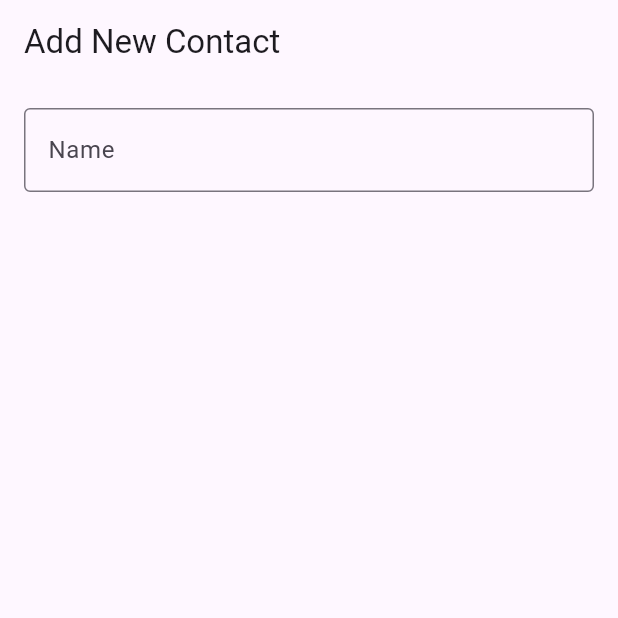
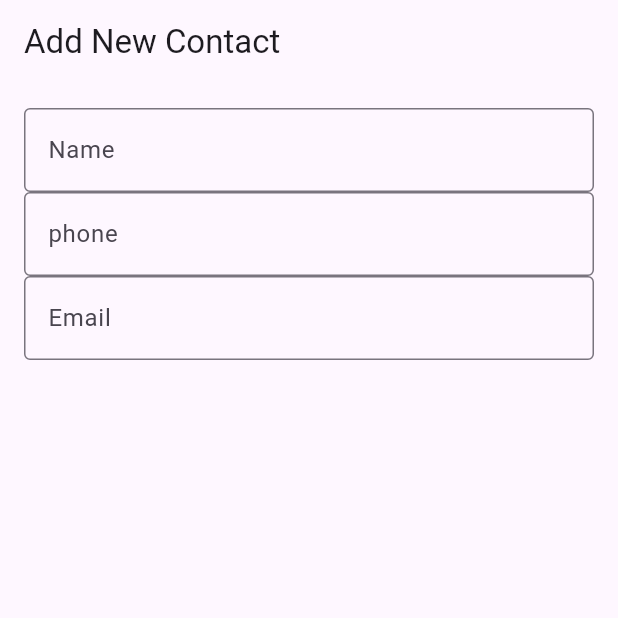
Before and after one commit to Jasonnnnnnnnnnnnnnnnn/my_contact, a Flutter app: the screen it shows after launch, on a phone screen of 412 x 824 dp, the top half of it. Run offline on Flutter 3.47's test engine with Material 3 defaults, Android fonts, the phone set to English and light mode, and no system bars.

Commit message:
setting phoneController and emailController

```diff
--- a/lib/add_contact_widget.dart
+++ b/lib/add_contact_widget.dart
@@ -13,11 +13,25 @@ class _AddContactWidgetState extends State<AddContactWidget> {
   final _formkey = GlobalKey<FormState>();
 
  late TextEditingController nameController;
+
+ late TextEditingController phoneController;
+
+late TextEditingController emailController;
  @override
   void initState() {
     // TODO: implement initState
     super.initState();
     nameController = TextEditingController();
+    phoneController = TextEditingController();
+    emailController = TextEditingController();
+  }
+
+  @override
+  void dispose() {
+    nameController.dispose();
+    phoneController.dispose();
+    emailController.dispose();
+    super.dispose();
   }
   @override
   Widget build(BuildContext context) {
@@ -40,6 +54,28 @@ class _AddContactWidgetState extends State<AddContactWidget> {
                 }
                 return null;
               },
+            ),
+            TextFormField(
+              controller: phoneController,
+              decoration: InputDecoration(
+                  labelText: 'phone', border: OutlineInputBorder()),
+              validator: (value) {
+                if (value == null || value.isEmpty) {
+                  return 'Please enter phone';
+                }
+                return null;
+              },
+            ),
+TextFormField(
+              controller: emailController,
+              decoration: InputDecoration(
+                  labelText: 'Email', border: OutlineInputBorder()),
+              validator: (value) {
+                if (value == null || value.isEmpty) {
+                  return 'Please enter email';
+                }
+                return null;
+              },
             )
           ],
         ),
```
